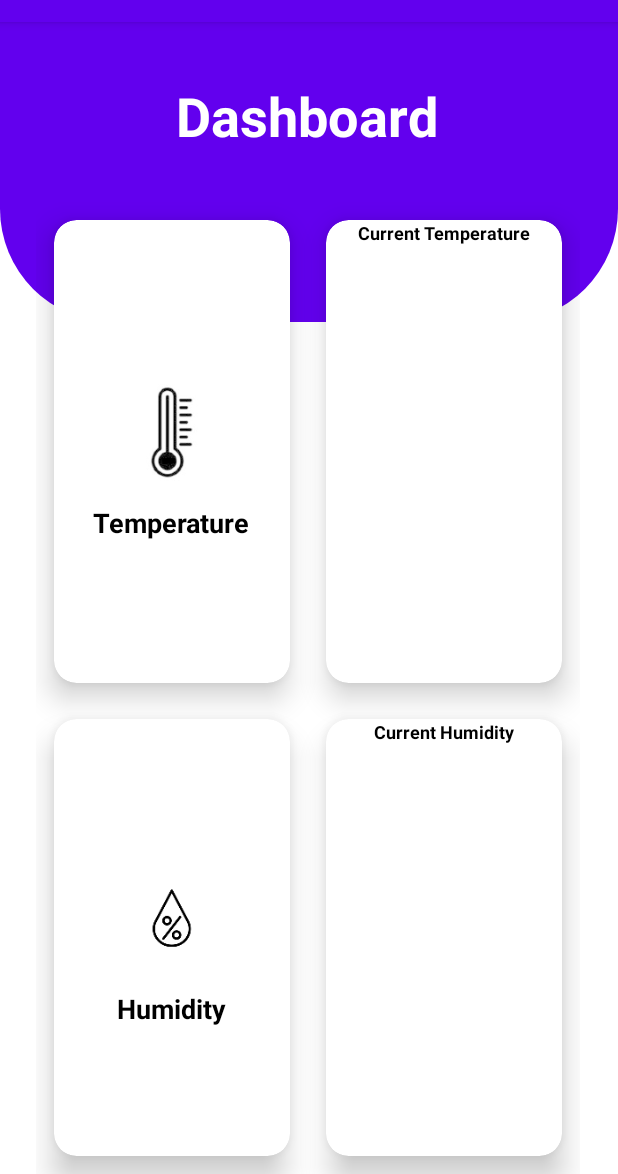
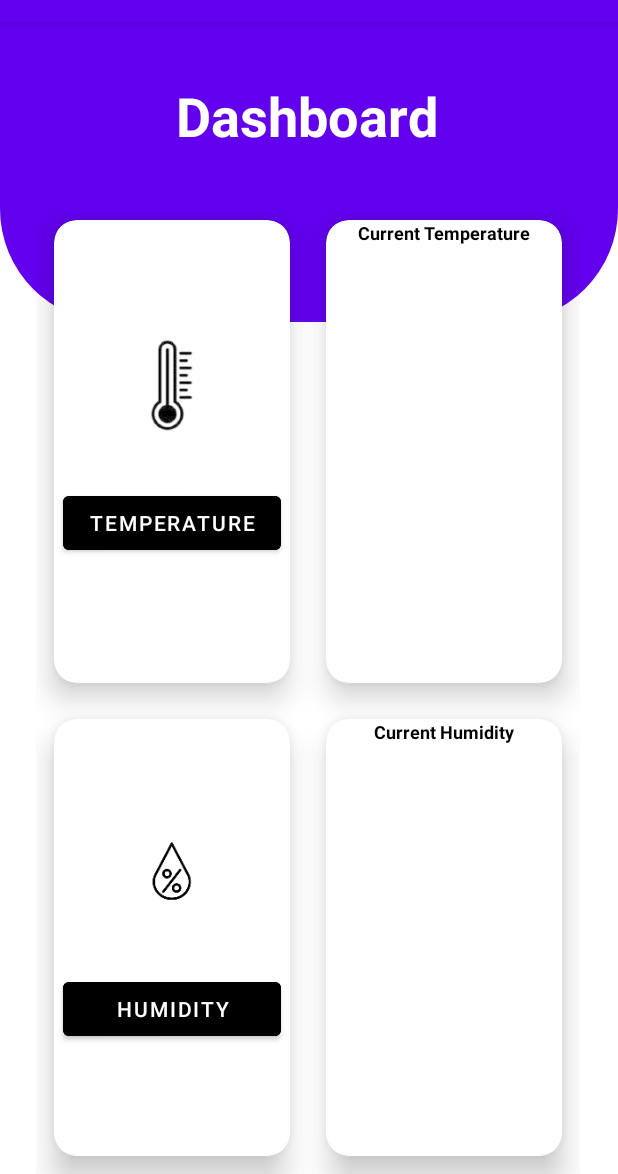
Before and after one commit to tashbeeh25/CoolMangoesMonitoringApp, an Android app: the Dashboard screen opened directly, with no data from a screen before it, on a phone screen of 412 x 824 dp, the part 62-1236 px from its top. Run offline under Robolectric (Android 15) with nearby library versions, the phone set to English and light mode, and no system bars.

Commit message:
Added onclick for button for both temp and humidity graph

```diff
--- a/app/src/main/res/layout/activity_dashboard.xml
+++ b/app/src/main/res/layout/activity_dashboard.xml
@@ -51,6 +51,8 @@
             app:cardCornerRadius="15dp"
             app:cardElevation="12dp">
 
+
+
             <LinearLayout
                 android:layout_width="match_parent"
                 android:layout_height="match_parent"
@@ -63,14 +65,19 @@
                     android:layout_gravity="center_horizontal"
                     android:src="@mipmap/ic_temp" />
 
-                <TextView
-                    android:layout_width="wrap_content"
+                <com.google.android.material.button.MaterialButton
+                    android:id="@+id/tempBtn"
+                    android:layout_width="145dp"
                     android:layout_height="wrap_content"
-                    android:layout_gravity="center_horizontal"
+                    android:layout_below="@id/password"
+                    android:layout_centerHorizontal="true"
+                    android:layout_marginStart="20dp"
+                    android:layout_marginTop="20dp"
+                    android:layout_marginEnd="20dp"
+                    android:layout_marginBottom="20dp"
+                    android:backgroundTint="@color/black"
                     android:text="Temperature"
-                    android:textColor="@color/black"
-                    android:textSize="18sp"
-                    android:textStyle="bold" />
+                    app:backgroundTint="#2E0606" />
 
 
             </LinearLayout>
@@ -129,14 +136,19 @@
                     android:src="@mipmap/ic_humidity"
                     android:layout_gravity="center_horizontal"/>
 
-                <TextView
-                    android:layout_width="wrap_content"
+                <com.google.android.material.button.MaterialButton
+                    android:id="@+id/humBtn"
+                    android:layout_width="145dp"
                     android:layout_height="wrap_content"
+                    android:layout_below="@id/password"
+                    android:layout_centerHorizontal="true"
+                    android:layout_marginStart="20dp"
+                    android:layout_marginTop="20dp"
+                    android:layout_marginEnd="20dp"
+                    android:layout_marginBottom="20dp"
+                    android:backgroundTint="@color/black"
                     android:text="Humidity"
-                    android:layout_gravity="center_horizontal"
-                    android:textSize="18sp"
-                    android:textStyle="bold"
-                    android:textColor="@color/black"/>
+                    app:backgroundTint="#2E0606" />
 
 
 
```
